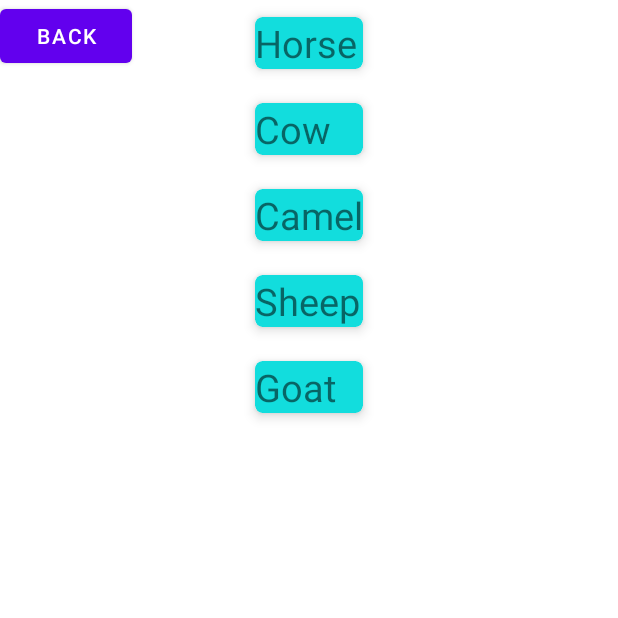
After one commit to DUT-Info-Montreuil/SAE4A-COHEN-ARGENCE-BAUDIER-YANG, an Android app: the PersonnalizedBurgerActivity screen opened directly, with no data from a screen before it, on a phone screen of 412 x 824 dp, the top half of it. The commit adds this screen. Run offline under Robolectric (Android 15) with nearby library versions, the phone set to English and light mode, and no system bars.

Commit message:
Init personnalisation burger
Simple liste triable avec un back button et un essai de supression

```diff
--- /dev/null
+++ b/app/src/main/java/com/example/vraiburgir/IngredientsChoisisAdapter.java
@@ -0,0 +1,108 @@
+package com.example.vraiburgir;
+
+import android.content.Context;
+import android.graphics.Color;
+import android.view.LayoutInflater;
+import android.view.View;
+import android.view.ViewGroup;
+import android.widget.TextView;
+
+import androidx.annotation.NonNull;
+import androidx.cardview.widget.CardView;
+import androidx.recyclerview.widget.RecyclerView;
+
+import com.example.vraiburgir.ui.home.BurgerAdapter;
+
+import java.util.ArrayList;
+import java.util.Collections;
+
+public class IngredientsChoisisAdapter extends RecyclerView.Adapter<IngredientsChoisisAdapter.ViewHolder> implements RecyclerRowMoveCallback.RecyclerViewRowTouchHelperContract{
+
+    private ArrayList<String> nomsIngredients;
+    private LayoutInflater mInflater;
+    private IngredientsChoisisAdapter.ItemClickListener mClickListener;
+
+    public IngredientsChoisisAdapter(Context context, ArrayList<String> nomsIngredients) {
+        this.nomsIngredients = nomsIngredients;
+        this.mInflater = LayoutInflater.from(context);
+    }
+
+    @NonNull
+    @Override
+    public IngredientsChoisisAdapter.ViewHolder onCreateViewHolder(@NonNull ViewGroup parent, int viewType) {
+        View view = mInflater.inflate(R.layout.activity_personnalized_burger_recyclerview_row, parent, false);
+        return new IngredientsChoisisAdapter.ViewHolder(view);
+    }
+
+    @Override
+    public void onBindViewHolder(@NonNull ViewHolder holder, int position) {
+        String nomIngredient = nomsIngredients.get(position);
+        holder.nomIngredientTextView.setText(nomIngredient);
+    }
+
+    @Override
+    public int getItemCount() {
+        return nomsIngredients.size();
+    }
+
+    @Override
+    public void onRowMoved(int from, int to) {
+        if(from < to) {
+            for(int i=from; i<to; i++) {
+                Collections.swap(nomsIngredients,i,i+1);
+            }
+        }
+        else {
+            for(int i=from; i>to; i--) {
+                Collections.swap(nomsIngredients,i,i-1);
+            }
+        }
+        notifyItemMoved(from,to);
+    }
+
+    @Override
+    public void onRowSelected(ViewHolder myViewHolder) {
+        //ViewHolder.ingredientChoisiCardView.setCardBackgroundColor(Color.GRAY);
+    }
+
+    @Override
+    public void onRowClear(ViewHolder myViewHolder) {
+        //ViewHolder.ingredientChoisiCardView.setCardBackgroundColor(Color.parseColor("#12dddd"));
+    }
+
+    public class ViewHolder extends RecyclerView.ViewHolder implements View.OnClickListener {
+        TextView nomIngredientTextView;
+        CardView ingredientChoisiCardView;
+
+        ViewHolder(View itemView) {
+            super(itemView);
+            nomIngredientTextView = itemView.findViewById(R.id.nomIngredientChoisi);
+            ingredientChoisiCardView = itemView.findViewById(R.id.cardViewIngredientsChoisis);
+            itemView.setOnClickListener(this);
+        }
+
+        @Override
+        public void onClick(View view) {
+            if (mClickListener != null) mClickListener.onItemClick(view, getAbsoluteAdapterPosition());
+        }
+    }
+
+/*    // convenience method for getting data at click position
+    public Burger getBurger(int id) {
+        return mBurgers.get(id);
+    }
+
+    // allows clicks events to be caught
+    public void setClickListener(BurgerAdapter.ItemClickListener itemClickListener) {
+        this.mClickListener = itemClickListener;
+    } */
+
+    // parent activity will implement this method to respond to click events
+    public interface ItemClickListener {
+        void onItemClick(View view, int position);
+    }
+
+    public ArrayList<String> getNomsIngredients() {
+        return nomsIngredients;
+    }
+}
--- /dev/null
+++ b/app/src/main/java/com/example/vraiburgir/PersonnalizedBurgerActivity.java
@@ -0,0 +1,53 @@
+package com.example.vraiburgir;
+
+import androidx.appcompat.app.AppCompatActivity;
+import androidx.recyclerview.widget.ItemTouchHelper;
+import androidx.recyclerview.widget.LinearLayoutManager;
+import androidx.recyclerview.widget.RecyclerView;
+
+import android.os.Bundle;
+import android.view.View;
+import android.widget.Button;
+
+import java.util.ArrayList;
+
+public class PersonnalizedBurgerActivity extends AppCompatActivity {
+
+    IngredientsChoisisAdapter adapter;
+
+    @Override
+    protected void onCreate(Bundle savedInstanceState) {
+        super.onCreate(savedInstanceState);
+        setContentView(R.layout.activity_personnalized_burger);
+
+        // data to populate the RecyclerView with
+        ArrayList<String> animalNames = new ArrayList<>();
+        animalNames.add("Horse");
+        animalNames.add("Cow");
+        animalNames.add("Camel");
+        animalNames.add("Sheep");
+        animalNames.add("Goat");
+
+        // set up the RecyclerView
+        RecyclerView recyclerView = findViewById(R.id.listeIngredientsChoisis);
+        recyclerView.setLayoutManager(new LinearLayoutManager(this));
+        this.adapter = new IngredientsChoisisAdapter(this, animalNames);
+
+        ItemTouchHelper.Callback callback = new RecyclerRowMoveCallback(adapter, adapter);
+        ItemTouchHelper touchHelper = new ItemTouchHelper(callback);
+        touchHelper.attachToRecyclerView(recyclerView);
+
+        Button backButton = findViewById(R.id.back_button);
+        backButton.setOnClickListener(new View.OnClickListener() {
+            @Override
+            public void onClick(View v) {
+
+                finish(); // Close the current activity
+            }
+        });
+
+
+        //adapter.setClickListener(this);
+        recyclerView.setAdapter(this.adapter);
+    }
+}
--- /dev/null
+++ b/app/src/main/res/layout/activity_personnalized_burger.xml
@@ -0,0 +1,24 @@
+<?xml version="1.0" encoding="utf-8"?>
+<androidx.constraintlayout.widget.ConstraintLayout xmlns:android="http://schemas.android.com/apk/res/android"
+    xmlns:app="http://schemas.android.com/apk/res-auto"
+    xmlns:tools="http://schemas.android.com/tools"
+    android:layout_width="match_parent"
+    android:layout_height="match_parent"
+    tools:context=".PersonnalizedBurgerActivity">
+
+    <Button
+        android:id="@+id/back_button"
+        android:layout_width="wrap_content"
+        android:layout_height="wrap_content"
+        android:text="Back" />
+
+    <androidx.recyclerview.widget.RecyclerView
+        android:id="@+id/listeIngredientsChoisis"
+        android:layout_width="wrap_content"
+        android:layout_height="wrap_content"
+        app:layout_constraintTop_toTopOf="parent"
+        app:layout_constraintStart_toStartOf="parent"
+        app:layout_constraintEnd_toEndOf="parent">
+    </androidx.recyclerview.widget.RecyclerView>
+
+</androidx.constraintlayout.widget.ConstraintLayout>
--- /dev/null
+++ b/app/src/main/res/layout/activity_personnalized_burger_recyclerview_row.xml
@@ -0,0 +1,72 @@
+<?xml version="1.0" encoding="utf-8"?>
+
+<androidx.cardview.widget.CardView xmlns:android="http://schemas.android.com/apk/res/android"
+    xmlns:app="http://schemas.android.com/apk/res-auto"
+    android:id="@+id/cardViewIngredientsChoisis"
+    android:layout_width="match_parent"
+    android:layout_height="wrap_content"
+    android:layout_margin="2dp"
+    app:cardBackgroundColor="#12dddd"
+    app:cardCornerRadius="5dp"
+    app:cardElevation="5dp"
+    app:cardMaxElevation="5dp"
+    app:cardPreventCornerOverlap="true"
+    app:cardUseCompatPadding="true">
+
+    <LinearLayout xmlns:android="http://schemas.android.com/apk/res/android"
+        android:layout_width="match_parent"
+        android:layout_height="wrap_content"
+        android:orientation="vertical">
+
+
+        <TextView
+            android:id="@+id/nomIngredientChoisi"
+            android:layout_width="match_parent"
+            android:layout_height="wrap_content"
+            android:textSize="25sp" />
+
+    </LinearLayout>
+</androidx.cardview.widget.CardView>
+
+    <!--
+        <?xml version="1.0" encoding="utf-8"?>
+    <androidx.cardview.widget.CardView xmlns:android="http://schemas.android.com/apk/res/android"
+    xmlns:app="http://schemas.android.com/apk/res-auto"
+    android:id="@+id/cardView"
+    android:layout_width="match_parent"
+    android:layout_height="wrap_content"
+    android:layout_margin="2dp"
+    app:cardBackgroundColor="#12dddd"
+    app:cardCornerRadius="5dp"
+    app:cardElevation="5dp"
+    app:cardMaxElevation="5dp"
+    app:cardPreventCornerOverlap="true"
+    app:cardUseCompatPadding="true">
+
+    <RelativeLayout
+        android:layout_width="match_parent"
+        android:layout_height="wrap_content">
+
+        <TextView
+            android:id="@+id/lblItemName"
+            android:layout_width="match_parent"
+            android:layout_height="wrap_content"
+            android:layout_marginStart="10dp"
+            android:layout_marginTop="10dp"
+            android:text="Item Name"
+            android:textColor="@color/black"
+            android:textSize="18sp"
+            android:textStyle="bold" />
+
+        <TextView
+            android:id="@+id/lblItemDetails"
+            android:layout_width="match_parent"
+            android:layout_height="wrap_content"
+            android:layout_below="@id/lblItemName"
+            android:layout_marginStart="10dp"
+            android:layout_marginTop="15dp"
+            android:drawablePadding="2dp"
+            android:padding="5dp"
+            android:text="Item Details" />
+    </RelativeLayout>
+    </androidx.cardview.widget.CardView>-->
--- a/app/src/main/res/layout/fragment_home.xml
+++ b/app/src/main/res/layout/fragment_home.xml
@@ -45,7 +45,7 @@
                 />
 
             <Button
-                android:id="@+id/button"
+                android:id="@+id/personnalisationBurgerBoutton"
                 android:layout_width="wrap_content"
                 android:layout_height="wrap_content"
                 android:layout_gravity="center_horizontal|bottom"
```
Also changed, not shown: app/src/main/AndroidManifest.xml (+6 -1 lines), app/src/main/java/com/example/vraiburgir/RecyclerRowMoveCallback.java (added, +76 -0 lines), app/src/main/java/com/example/vraiburgir/ui/home/HomeFragment.java (+14 -0 lines).
